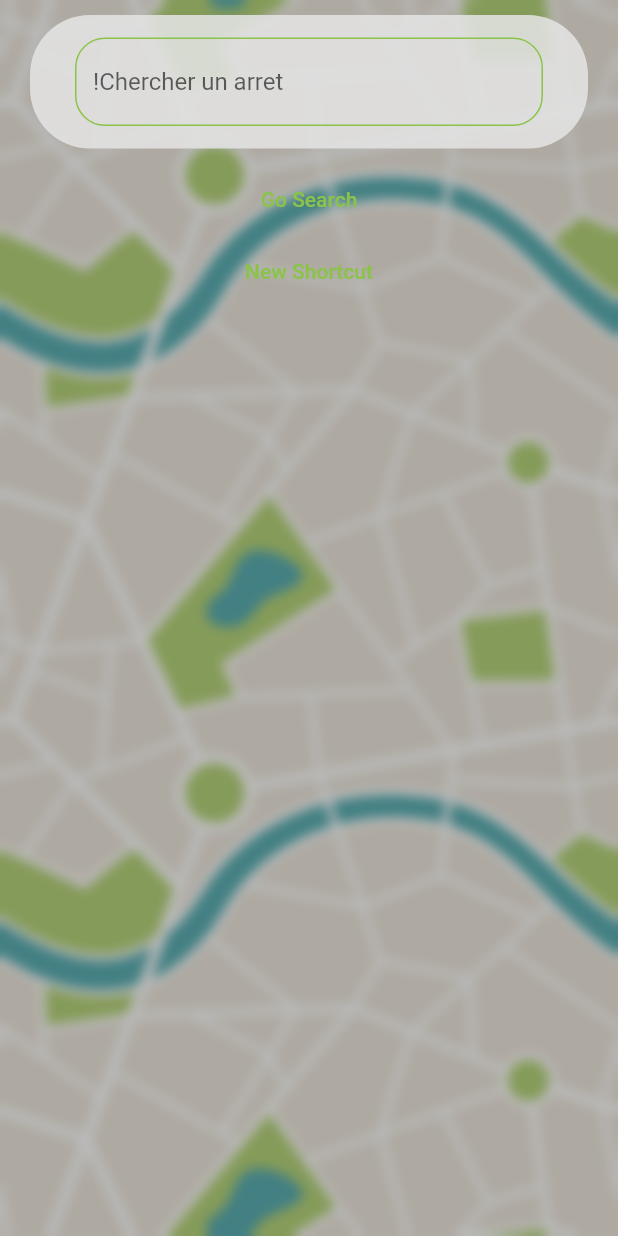
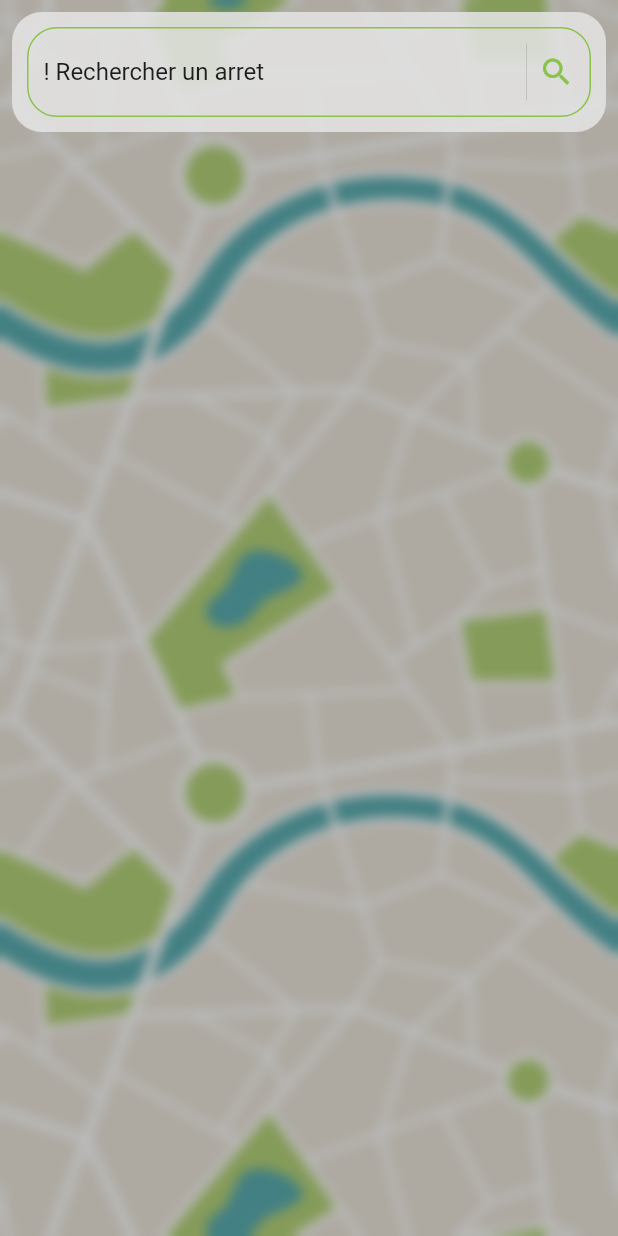
Before and after one commit to Bubulleux/better-bus-v2, a Flutter app: the screen it shows after launch, on a phone screen of 412 x 824 dp. Run offline on Flutter 3.47's test engine with Material 2 defaults, Android fonts, the phone set to English and light mode, and no system bars; our stand-ins replace location, shared_preferences.

Commit message:
decoration

```diff
--- a/lib/views/common/decorations.dart
+++ b/lib/views/common/decorations.dart
@@ -13,5 +13,10 @@ class CustomDecorations {
     borderRadius: borderRadius,
   );
 
+  BoxDecoration get boxBackground => BoxDecoration(
+    borderRadius: borderRadius,
+    color: Theme.of(context).backgroundColor,
+  );
+
   static final BorderRadius borderRadius = BorderRadius.circular(20);
 }
--- a/lib/views/common/fake_textfiel.dart
+++ b/lib/views/common/fake_textfiel.dart
@@ -35,7 +35,9 @@ class FakeTextField extends StatelessWidget {
             Expanded(
               child: Text(
                 value ?? hint ?? "",
-                style: Theme.of(context).textTheme.headline6,
+                style: value != null ?
+                Theme.of(context).textTheme.headline6:
+                Theme.of(context).inputDecorationTheme.hintStyle,
               ),
             ),
             icon != null ?
--- /dev/null
+++ b/lib/views/home_page/bottom_bar.dart
@@ -0,0 +1,12 @@
+import 'package:flutter/material.dart';
+
+class CustomBottomAppBar extends StatelessWidget {
+  const CustomBottomAppBar({Key? key}) : super(key: key);
+
+  @override
+  Widget build(BuildContext context) {
+    return Container(
+
+    );
+  }
+}
--- a/lib/views/home_page/home_page.dart
+++ b/lib/views/home_page/home_page.dart
@@ -2,7 +2,8 @@ import 'dart:ui';
 
 import 'package:better_bus_v2/data_provider/gps_data_provider.dart';
 import 'package:better_bus_v2/views/common/background.dart';
-import 'package:better_bus_v2/views/home_page/search_bar.dart';
+import 'package:better_bus_v2/views/common/decorations.dart';
+import 'package:better_bus_v2/views/home_page/bottom_bar.dart';
 import 'package:better_bus_v2/views/home_page/shortcut_section.dart';
 import 'package:better_bus_v2/views/stop_info/stop_info_page.dart';
 import 'package:flutter/material.dart';
@@ -18,7 +19,9 @@ class HomePage extends StatefulWidget {
 }
 
 class _HomePageState extends State<HomePage> {
-  void searchBusStop(BuildContext context) {
+  GlobalKey<ShortcutWidgetRootState> shortcutSection = GlobalKey();
+
+  void searchBusStop() {
     Navigator.push(context,
             MaterialPageRoute(builder: (context) => const SearchPage()))
         .then((value) {
@@ -33,6 +36,10 @@ class _HomePageState extends State<HomePage> {
     });
   }
 
+  void newShortcut() {
+    shortcutSection.currentState!.editShortcut(null);
+  }
+
   @override
   void initState() {
     super.initState();
@@ -44,19 +51,26 @@ class _HomePageState extends State<HomePage> {
     return Scaffold(
       body: SafeArea(
         child: Background(
+          child: Padding(
+            padding: const EdgeInsets.all(8.0),
             child: Column(
               mainAxisSize: MainAxisSize.max,
               children: [
                 Container(
-                decoration:
-                    BoxDecoration(borderRadius: BorderRadius.circular(40)),
-                child: const SearchBar(),
+                  decoration: CustomDecorations.of(context).boxBackground,
+                  padding: EdgeInsets.all(10),
+                  child: FakeTextField(
+                    onPress: searchBusStop,
+                    icon: Icons.search,
+                    hint: "! Rechercher un arret",
                   ),
-              TextButton(
-                  onPressed: () => {searchBusStop(context)},
-                  child: const Text("Go Search")),
-              Expanded(child: const ShortcutWidgetRoot()),
+                ),
+                Expanded(
+                    child: ShortcutWidgetRoot(key: shortcutSection),
+                ),
+                CustomBottomAppBar()
               ],
+            ),
           ),
         ),
       ),
--- a/lib/views/home_page/search_bar.dart
+++ /dev/null
@@ -1,37 +0,0 @@
-import 'package:flutter/material.dart';
-
-class SearchBar extends StatefulWidget {
-  const SearchBar({Key? key}) : super(key: key);
-
-  @override
-  State<SearchBar> createState() => _SearchBarState();
-}
-
-class _SearchBarState extends State<SearchBar> {
-  @override
-  Widget build(BuildContext context) {
-    return Container(
-      padding: const EdgeInsets.symmetric(horizontal: 20, vertical: 10),
-      child: Container(
-        width: double.infinity,
-        height: null,
-        child: Padding(
-          padding: const EdgeInsets.symmetric(horizontal: 30, vertical: 15),
-          child: Column(
-            children: const [
-              TextField(
-                decoration: InputDecoration(
-                  border: OutlineInputBorder(),
-                  hintText: "!Chercher un arret",
-                ),
-              )
-            ],
-          ),
-        ),
-        decoration: BoxDecoration(
-            color: Theme.of(context).backgroundColor,
-            borderRadius: BorderRadius.circular(40)),
-      ),
-    );
-  }
-}
--- a/lib/views/home_page/shortcut_section.dart
+++ b/lib/views/home_page/shortcut_section.dart
@@ -21,10 +21,10 @@ class ShortcutWidgetRoot extends StatefulWidget {
   const ShortcutWidgetRoot({Key? key}) : super(key: key);
 
   @override
-  State<ShortcutWidgetRoot> createState() => _ShortcutWidgetRootState();
+  State<ShortcutWidgetRoot> createState() => ShortcutWidgetRootState();
 }
 
-class _ShortcutWidgetRootState extends State<ShortcutWidgetRoot> {
+class ShortcutWidgetRootState extends State<ShortcutWidgetRoot> {
   SharedPreferences? preferences;
   List<ViewShortcut>? shortcuts;
 
@@ -103,14 +103,7 @@ class _ShortcutWidgetRootState extends State<ShortcutWidgetRoot> {
     return SizedBox(
       width: double.infinity,
       child: Column(
-        mainAxisAlignment: MainAxisAlignment.center,
         children: [
-          TextButton(
-            onPressed: () {
-              editShortcut(null);
-            },
-            child: Text("New Shortcut"),
-          ),
           Expanded(
             child: FutureBuilder<List<ViewShortcut>>(
               future: LocalDataHandler.loadShortcut(),
@@ -167,7 +160,7 @@ class ShortcutWidget extends StatelessWidget {
     }
 
     return Padding(
-      padding: const EdgeInsets.all(8.0),
+      padding: const EdgeInsets.symmetric(vertical: 8),
       child: InkWell(
         onLongPress: onLongPressed,
         onTap: onPressed,
@@ -191,13 +184,18 @@ class ShortcutWidget extends StatelessWidget {
                     )
                   else
                     Container(),
-                  Text(
+                  Flexible(
+                    child: Text(
                       shortcut.shortcutName,
                       style: TextStyle(
                         fontSize: 25,
                         fontWeight: shortcut.isFavorite
                             ? FontWeight.w500
                             : FontWeight.normal,
+                      ),
+                      softWrap: false,
+                      maxLines: 1,
+                      overflow: TextOverflow.fade,
                     ),
                   ),
                 ],
```
Lines whose indentation alone changed are shown as unchanged.
